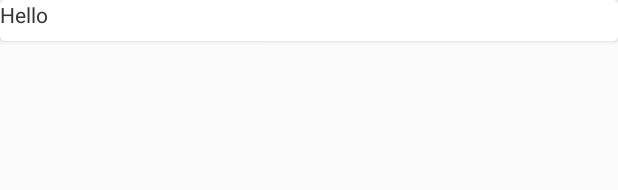
After one commit to v15a1/Phraze, an Android app: the layout list_item.xml on its own in the app's theme, with its tools: preview values and no code run, on a phone screen of 412 x 824 dp. The commit adds this screen. Shown: the top 190 px of the screen. Run offline under Robolectric (Android 15) with nearby library versions, the phone set to English and light mode, and no system bars.

Commit message:
added the list_item.xml to have a universal layout for cards

```diff
--- a/Phraze/app/build.gradle
+++ b/Phraze/app/build.gradle
@@ -26,5 +26,6 @@ dependencies {
     testImplementation 'junit:junit:4.12'
     androidTestImplementation 'androidx.test.ext:junit:1.1.0'
     androidTestImplementation 'androidx.test.espresso:espresso-core:3.1.1'
-    implementation 'com.android.support:cardview-v7:28.0.0'
+    implementation "androidx.cardview:cardview:1.0.0"
+    implementation "androidx.recyclerview:recyclerview:1.1.0"
 }
--- a/Phraze/app/src/main/java/com/visal/phraze/DisplayPhrasesActivity.java
+++ b/Phraze/app/src/main/java/com/visal/phraze/DisplayPhrasesActivity.java
@@ -10,10 +10,13 @@ import android.widget.Button;
 
 import com.visal.phraze.helpers.DatabaseHelper;
 
+import java.util.List;
+
 public class DisplayPhrasesActivity extends AppCompatActivity {
     private static final String TAG = DisplayPhrasesActivity.class.getSimpleName();
     Button displayPhrasesButton;
     DatabaseHelper db;
+    private List<CardDetails> cardDetails;
 
     @Override
     protected void onCreate(Bundle savedInstanceState) {
--- a/Phraze/app/src/main/res/layout/activity_add_phrase.xml
+++ b/Phraze/app/src/main/res/layout/activity_add_phrase.xml
@@ -73,6 +73,7 @@
                 android:textColor="@color/colorAccent" />
         </androidx.cardview.widget.CardView>
 
+
         <androidx.cardview.widget.CardView
             android:id="@+id/recently_added_phrase_card_three"
             android:layout_width="match_parent"
--- /dev/null
+++ b/Phraze/app/src/main/res/layout/list_item.xml
@@ -0,0 +1,31 @@
+<?xml version="1.0" encoding="utf-8"?>
+<com.google.android.material.card.MaterialCardView
+    xmlns:android="http://schemas.android.com/apk/res/android"
+    xmlns:tools="http://schemas.android.com/tools"
+    android:layout_width="match_parent"
+    android:layout_height="wrap_content"
+    xmlns:app="http://schemas.android.com/apk/res-auto"
+    app:cardCornerRadius="3dp"
+    app:cardElevation="2dp">
+    <androidx.constraintlayout.widget.ConstraintLayout
+        android:layout_width="match_parent"
+        android:layout_height="wrap_content"
+        android:layout_marginBottom="8dp">
+        <TextView
+            android:id="@+id/card_phrase"
+            android:layout_width="match_parent"
+            android:layout_height="wrap_content"
+            android:text="Hello"
+            app:layout_constraintStart_toStartOf="parent"
+            app:layout_constraintTop_toTopOf="parent"/>
+        <TextView
+            android:id="@+id/phrase_added_days_ago"
+            android:layout_width="match_parent"
+            android:layout_height="wrap_content"
+            android:text="Hello"
+            app:layout_constraintStart_toStartOf="@id/card_phrase"
+            app:layout_constraintTop_toTopOf="parent"/>
+    </androidx.constraintlayout.widget.ConstraintLayout>
+
+
+</com.google.android.material.card.MaterialCardView>
```
Also changed, not shown: Phraze/app/src/main/java/com/visal/phraze/CardDetails.java (added, +20 -0 lines), Phraze/app/src/main/res/layout/activity_display_phrases.xml (+11 -0 lines).
